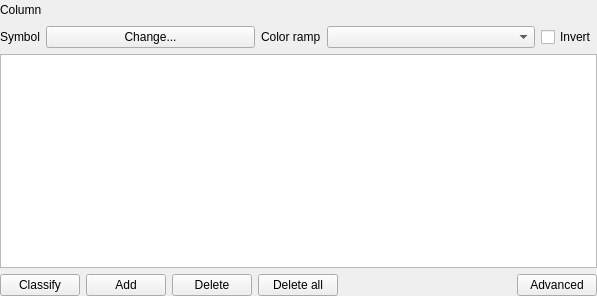
This is src/ui/qgscategorizedsymbolrendererv2widget.ui in qgis/QGIS as Qt 5 draws it before an edit. The edited form follows.
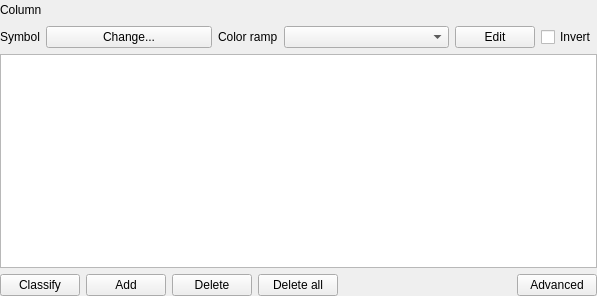
This is the edited form. Custom widgets are drawn as their Qt base class.

Commit message:
Add 'edit' buttons to remaining gradient combo boxes
Also consolidate code for easier maintenance.

What changed in the file:
```diff
--- a/src/ui/qgscategorizedsymbolrendererv2widget.ui
+++ b/src/ui/qgscategorizedsymbolrendererv2widget.ui
@@ -90,6 +90,13 @@
        </property>
       </widget>
      </item>
+     <item>
+      <widget class="QPushButton" name="mButtonEditRamp">
+       <property name="text">
+        <string>Edit</string>
+       </property>
+      </widget>
+     </item>
      <item>
       <widget class="QCheckBox" name="cbxInvertedColorRamp">
        <property name="text">
```
Left out of the diff: 1 changed line with no effect on the pictures. The commit also changes 15 other files.
